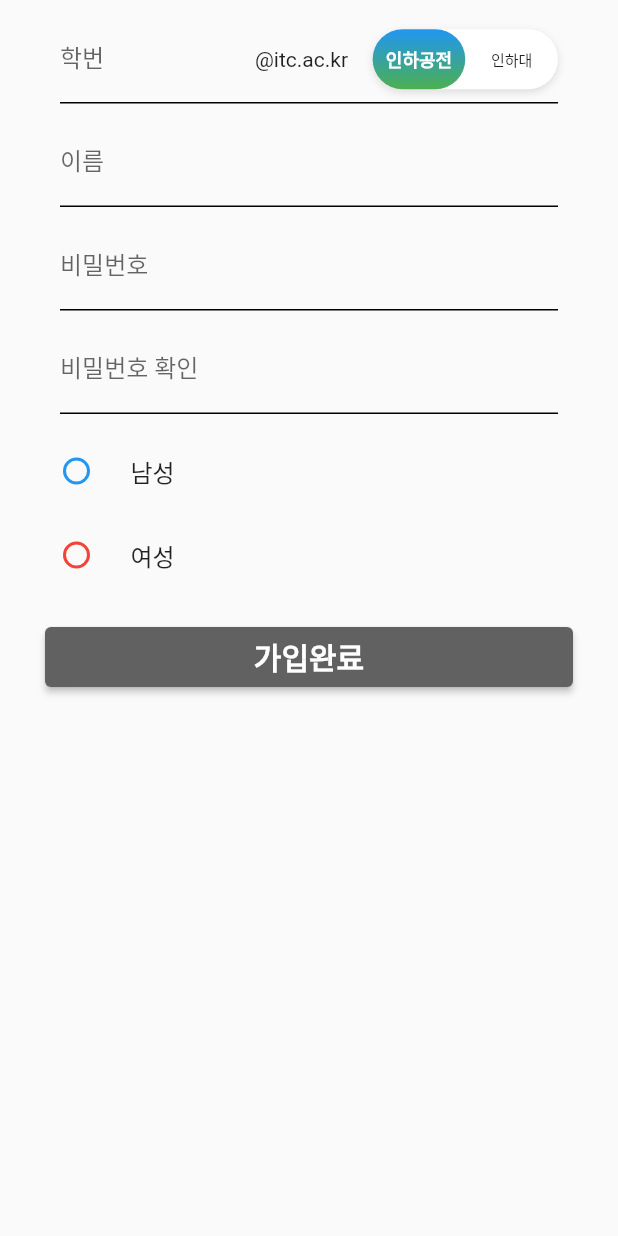
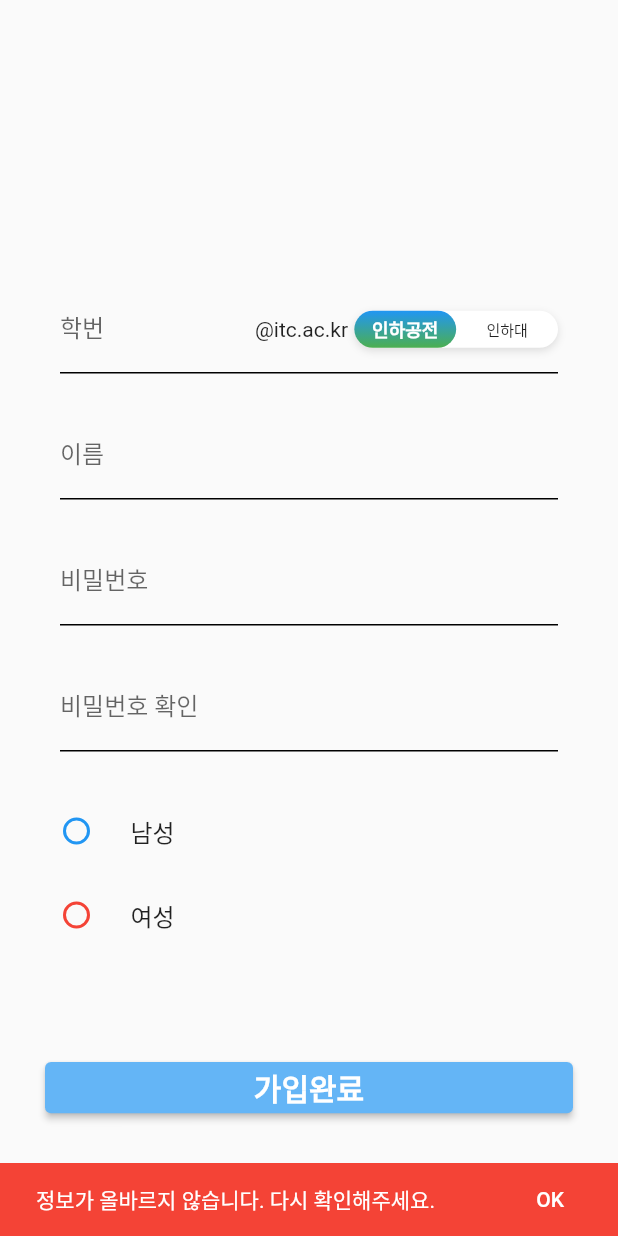
Before and after one commit to OBJECT-INHATC/INHA_CARPOOL_APP, a Flutter app: the RegisterPage screen opened directly, after a tap on "가입완료", on a phone screen of 412 x 824 dp. Run offline on Flutter 3.47's test engine with Material 2 defaults, Android fonts, the phone set to English and light mode, and no system bars; drawn by our look-alikes of flutter_toggle_tab; our stand-ins replace cloud_firestore, easy_localization, eva_icons_flutter, firebase_auth, firebase_core, flutter_cache_manager and 12 more; missing offline and left inert: app_settings, nav; accounts and stored records are empty.

Commit message:
feat(screen): 제대로된 정보 아닐 시 가입 통제 기능 구현
- 제대로된 정보 아닐 시 가입 통제 기능 구현
- 비율 수정

```diff
--- a/inha_carpool/lib/screen/register/s_register.dart
+++ b/inha_carpool/lib/screen/register/s_register.dart
@@ -4,6 +4,7 @@ import 'package:nav/nav.dart';
 import '../../service/sv_auth.dart';
 import '../dialog/d_auth_verification.dart';
 import 'package:flutter_toggle_tab/flutter_toggle_tab.dart';
+import 'package:inha_Carpool/common/extension/context_extension.dart';
 
 /// 0824 서은율 한승완
 /// 회원 가입 페이지
@@ -15,7 +16,6 @@ class RegisterPage extends StatefulWidget {
 }
 
 class _RegisterPageState extends State<RegisterPage> {
-
   final formKey = GlobalKey<FormState>();
 
   /// 0825 서은율 TODO : 화면 비율 + 유효성 확인 + Alert 창 수정
@@ -48,6 +48,7 @@ class _RegisterPageState extends State<RegisterPage> {
 
   List<Color> selectedBackgroundColors = [Colors.blue, Colors.green];
   List<Color> unSelectedBackgroundColors = [Colors.white, Colors.white];
+
   void updateBackgroundColors() {
     // 선택된 토글의 배경색을 변경
     selectedBackgroundColors = selectedIndex == 0
@@ -59,7 +60,6 @@ class _RegisterPageState extends State<RegisterPage> {
         ? [Colors.white, Colors.green]
         : [Colors.blue, Colors.white];
   }
-
 
   @override
   Widget build(BuildContext context) {
@@ -74,11 +74,16 @@ class _RegisterPageState extends State<RegisterPage> {
                 key: formKey,
                 child: SingleChildScrollView(
                   child: Center(
+
                     child: Column(
                       crossAxisAlignment: CrossAxisAlignment.center,
                       mainAxisAlignment: MainAxisAlignment.start,
+
+
                       children: [
-
+                        const SizedBox(
+                          height: 180,
+                        ),
                         Container(
                           padding: const EdgeInsets.fromLTRB(40, 10, 40, 0),
                           child: Stack(
@@ -87,29 +92,38 @@ class _RegisterPageState extends State<RegisterPage> {
                               TextFormField(
                                   decoration: InputDecoration(
                                     enabledBorder: const UnderlineInputBorder(
-                                    borderSide: BorderSide(color: Colors.black),
+                                      borderSide:
+                                          BorderSide(color: Colors.black),
                                     ),
                                     focusedBorder: const UnderlineInputBorder(
-                                    borderSide: BorderSide(color: Colors.blue),
+                                      borderSide:
+                                          BorderSide(color: Colors.blue),
                                     ),
                                     labelText: '학번',
                                   ),
                                   onChanged: (text) {
                                     // 텍스트 필드 값 변경 시 실행할 코드 작성
                                     email = text + academy;
-                                  print(email);
                                   },
-                              ),
-                              Positioned( // 중간 텍스트를 겹쳐서 배치
+                                  validator: (val) {
+                                    if (val!.isNotEmpty) {
+                                      return null;
+                                    } else {
+                                      return "학번이 비어있습니다.";
+                                    }
+                                  }),
+                              Positioned(
+                                // 중간 텍스트를 겹쳐서 배치
                                 right: 140,
                                 child: Text(academy),
                               ),
-                              Positioned( // 중간 텍스트를 겹쳐서 배치
+                              Positioned(
+                                // 중간 텍스트를 겹쳐서 배치
                                 right: 0,
-                                child:FlutterToggleTab(
-                                  width: 30,
+                                child: FlutterToggleTab(
+                                  width: context.width(0.08),
                                   borderRadius: 30,
-                                  height: 40,
+                                  height: context.height(0.03),
                                   // initialIndex: 0,
                                   selectedTextStyle: const TextStyle(
                                       color: Colors.white,
@@ -122,28 +136,33 @@ class _RegisterPageState extends State<RegisterPage> {
                                   labels: const ["인하공전", "인하대"],
                                   selectedLabelIndex: (index) {
                                     setState(() {
-                                      if(index == 0){
+                                      if (index == 0) {
                                         academy = "@itc.ac.kr";
-                                      }
-                                      else{
+                                      } else {
                                         academy = "@inha.ac.kr";
                                       }
                                       selectedIndex = index;
                                       updateBackgroundColors();
                                     });
                                   },
-                                  selectedBackgroundColors: const [Colors.blue, Colors.green],
-                                  unSelectedBackgroundColors: const [Colors.white, Colors.white],
-                                  isScroll: false, selectedIndex: selectedIndex,
+                                  selectedBackgroundColors: const [
+                                    Colors.blue,
+                                    Colors.green
+                                  ],
+                                  unSelectedBackgroundColors: const [
+                                    Colors.white,
+                                    Colors.white
+                                  ],
+                                  isScroll: false,
+                                  selectedIndex: selectedIndex,
                                 ),
-
                               ),
                             ],
                           ),
                         ),
-
-
-
+                        const SizedBox(
+                          height: 15,
+                        ),
                         Container(
                           padding: const EdgeInsets.fromLTRB(40, 10, 40, 0),
                           child: TextFormField(
@@ -170,6 +189,9 @@ class _RegisterPageState extends State<RegisterPage> {
                             },
                           ),
                         ),
+                        const SizedBox(
+                          height: 15,
+                        ),
                         Container(
                           padding: const EdgeInsets.fromLTRB(40, 10, 40, 0),
                           child: TextFormField(
@@ -190,6 +212,9 @@ class _RegisterPageState extends State<RegisterPage> {
                             },
                           ),
                         ),
+                        const SizedBox(
+                          height: 15,
+                        ),
                         Container(
                           padding: const EdgeInsets.fromLTRB(40, 10, 40, 0),
                           child: TextFormField(
@@ -204,24 +229,27 @@ class _RegisterPageState extends State<RegisterPage> {
                                     color: Colors.blue), // 포커스된 상태의 밑줄 색상 설정
                               ),
                               labelText: '비밀번호 확인',
-                              suffix: Text(passwordCheck, style: (passwordCheck=="비밀번호가 일치하지 않습니다.")?TextStyle(color: Colors.red):TextStyle(color: Colors.green)),
+                              suffix: Text(passwordCheck,
+                                  style: (passwordCheck == "비밀번호가 일치하지 않습니다.")
+                                      ? TextStyle(color: Colors.red)
+                                      : TextStyle(color: Colors.green)),
                             ),
                             onChanged: (text) {
                               checkPassword = text;
                               if (password == checkPassword) {
                                 setState(() {
                                   passwordCheck = "비밀번호가 일치합니다!";
-
                                 });
                               } else {
                                 setState(() {
                                   passwordCheck = "비밀번호가 일치하지 않습니다.";
                                 });
                               }
-
                             },
-
                           ),
+                        ),
+                        const SizedBox(
+                          height: 15,
                         ),
                         Container(
                           padding: const EdgeInsets.fromLTRB(15, 10, 40, 0),
@@ -236,7 +264,6 @@ class _RegisterPageState extends State<RegisterPage> {
                                     genders = value;
                                     gender = value.toString();
                                   });
-
                                 },
                                 fillColor:
                                     MaterialStateProperty.all(Colors.blue),
@@ -257,48 +284,61 @@ class _RegisterPageState extends State<RegisterPage> {
                             ],
                           ),
                         ),
-
+                        const SizedBox(
+                          height: 50,
+                        ),
                         Container(
-                          height: 80,
+                          height: context.height(0.09),
                           padding: const EdgeInsets.fromLTRB(30, 20, 30, 20),
                           child: ElevatedButton(
                               style: ElevatedButton.styleFrom(
                                 minimumSize: const Size.fromHeight(50),
-                                backgroundColor: Colors.grey[700],
+                                backgroundColor: Colors.blue[300],
                               ),
                               child: const Text('가입완료',
                                   style: TextStyle(
                                       fontSize: 20,
                                       color: Colors.white,
                                       fontWeight: FontWeight.bold)),
-                              onPressed: () async{
-
+                              onPressed: () async {
+                                if (passwordCheck != "비밀번호가 일치합니다!" ||
+                                    username == "" ||
+                                    email == "" ||
+                                    password == "" ||
+                                    gender == "") {
+                                  showSnackbar(context, Colors.red,
+                                      "정보가 올바르지 않습니다. 다시 확인해주세요.");
+                                } else {
                                   AuthService()
-                                    .registerUserWithEmailandPassword(username,
-                                        email, password, "dummy", gender!)
-                                    .then((value) async{
+                                      .registerUserWithEmailandPassword(
+                                          username,
+                                          email,
+                                          password,
+                                          "dummy",
+                                          gender!)
+                                      .then((value) async {
                                     if (value == true) {
-                                    await FirebaseAuth.instance.currentUser!.sendEmailVerification();
+                                      await FirebaseAuth.instance.currentUser!
+                                          .sendEmailVerification();
                                       Navigator.pop(context);
-                                    if(!mounted) return ;
+                                      if (!mounted) return;
                                       showDialog(
                                         context: context,
                                         barrierDismissible: false,
-                                        builder: (context){
+                                        builder: (context) {
                                           return VerificationDialog();
-                                    },);
-
-                                  }
-                                  else {
+                                        },
+                                      );
+                                    } else {
                                       showSnackbar(context, Colors.red, value);
                                       setState(() {
                                         isLoading = false;
                                       });
-                                  }});
-
+                                    }
+                                  });
+                                }
                               }),
                         ),
-
                       ],
                     ),
                   ),
@@ -325,8 +365,6 @@ class _RegisterPageState extends State<RegisterPage> {
       ),
     );
   }
-
-
 }
 
-/// TODO: 0824 서은율 : 비율 맞추기, 비밀번호 안맞으면 가입 못하게
+/// TODO: 0824 서은율 : 비율 맞추기,
```
Lines whose indentation alone changed are shown as unchanged.
